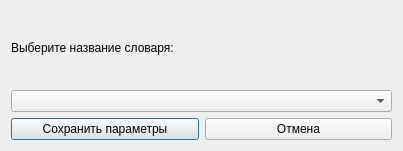
Before: the Qt Designer form diglot-weave-gui/diglot-weave-gui/dialogs/textparamsdialog.ui in kolodnikovm/diglotweave, drawn with Qt 5.
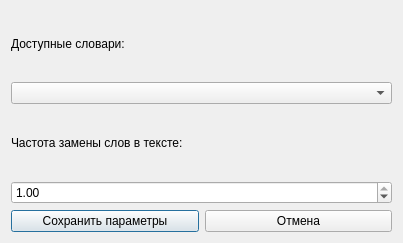
After: the same form once the commit is applied.

Diff of the .ui file:
```diff
--- a/diglot-weave-gui/diglot-weave-gui/dialogs/textparamsdialog.ui
+++ b/diglot-weave-gui/diglot-weave-gui/dialogs/textparamsdialog.ui
@@ -7,39 +7,63 @@
     <x>0</x>
     <y>0</y>
     <width>403</width>
-    <height>151</height>
+    <height>243</height>
    </rect>
   </property>
   <property name="windowTitle">
    <string>Изменение параметров текста</string>
   </property>
-  <layout class="QHBoxLayout" name="horizontalLayout">
-   <item>
-    <layout class="QVBoxLayout" name="verticalLayout">
+  <layout class="QVBoxLayout" name="verticalLayout_6">
      <item>
       <layout class="QVBoxLayout" name="verticalLayout_3">
        <item>
-        <layout class="QHBoxLayout" name="horizontalLayout_3">
-         <item>
           <widget class="QLabel" name="label">
            <property name="text">
-            <string>Выберите название словаря:</string>
+        <string>Доступные словари:</string>
            </property>
           </widget>
          </item>
         </layout>
        </item>
        <item>
-        <layout class="QHBoxLayout" name="horizontalLayout_4">
+    <layout class="QVBoxLayout" name="verticalLayout_2">
          <item>
           <widget class="QComboBox" name="dictComboBox"/>
          </item>
         </layout>
        </item>
+   <item>
+    <layout class="QVBoxLayout" name="verticalLayout_4">
+     <item>
+      <widget class="QLabel" name="label_2">
+       <property name="text">
+        <string>Частота замены слов в тексте:</string>
+       </property>
+      </widget>
+     </item>
       </layout>
      </item>
      <item>
-      <layout class="QHBoxLayout" name="horizontalLayout_2">
+    <layout class="QVBoxLayout" name="verticalLayout">
+     <item>
+      <widget class="QDoubleSpinBox" name="freqDoubleSpinBox">
+       <property name="maximum">
+        <double>1.000000000000000</double>
+       </property>
+       <property name="singleStep">
+        <double>0.050000000000000</double>
+       </property>
+       <property name="value">
+        <double>1.000000000000000</double>
+       </property>
+      </widget>
+     </item>
+    </layout>
+   </item>
+   <item>
+    <layout class="QHBoxLayout" name="horizontalLayout_3">
+     <item>
+      <layout class="QHBoxLayout" name="horizontalLayout">
        <item>
         <widget class="QPushButton" name="saveParamsButton">
          <property name="text">
@@ -47,6 +71,10 @@
          </property>
         </widget>
        </item>
+      </layout>
+     </item>
+     <item>
+      <layout class="QHBoxLayout" name="horizontalLayout_2">
        <item>
         <widget class="QPushButton" name="cancelParamsButton">
          <property name="text">
```
Lines whose indentation alone changed are shown as unchanged.
